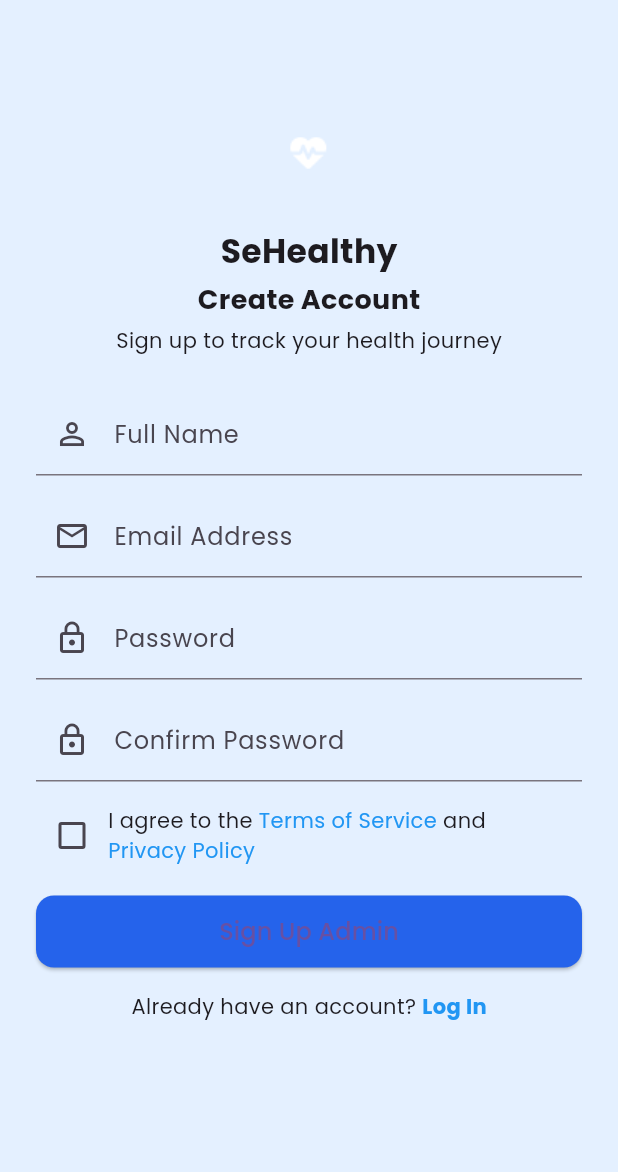
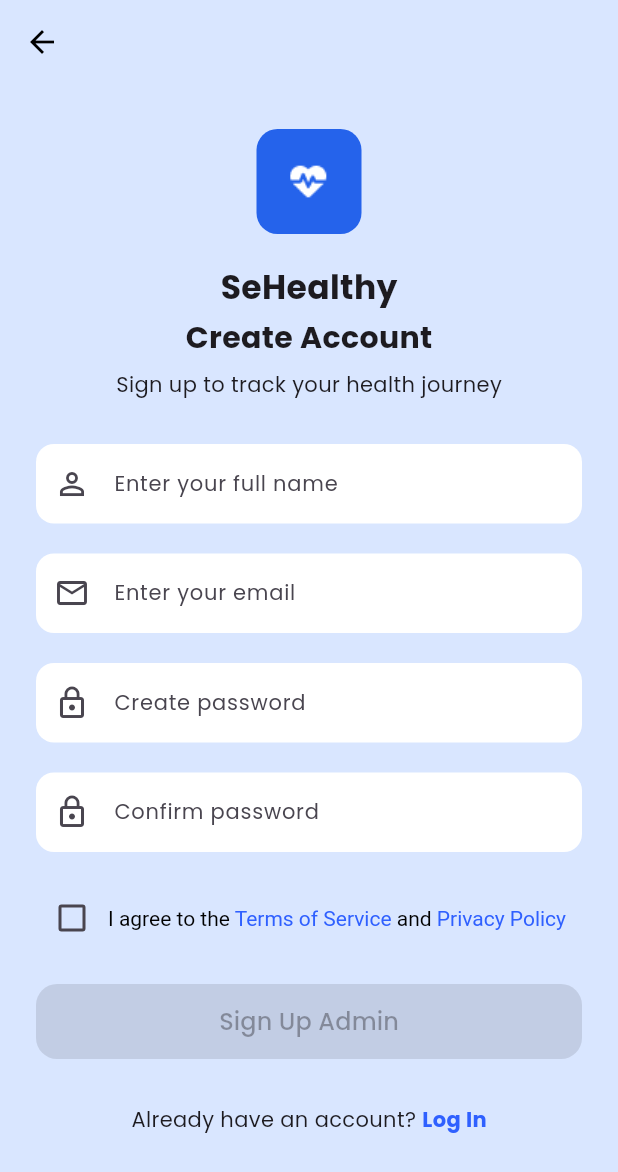
Before and after one commit to ipaddr/MPLJJ25-138-KEL-6, a Flutter app: the AdminRegisterScreen screen opened directly, on a phone screen of 412 x 824 dp. Shown: the top 1172 px of the screen. Run offline on Flutter 3.47's test engine with Material 3 defaults, Android fonts, the phone set to English and light mode, and no system bars; our stand-ins replace cloud_firestore, firebase_auth, firebase_core, google_sign_in; accounts and stored records are empty.

Commit message:
perbaiki lagi dong

```diff
--- a/sehealthyapp/lib/screens/admin/admin_register_screen.dart
+++ b/sehealthyapp/lib/screens/admin/admin_register_screen.dart
@@ -1,4 +1,6 @@
 import 'package:flutter/material.dart';
+import 'admin_onboarding.dart'; // Import OnboardingAdminScreen
+import 'admin_login.dart'; // Import AdminLoginScreen untuk Log In
 
 class AdminRegisterScreen extends StatefulWidget {
   const AdminRegisterScreen({Key? key}) : super(key: key);
@@ -23,8 +25,7 @@ class _AdminRegisterScreenState extends State<AdminRegisterScreen> {
         );
         return;
       }
-      // TODO: Implement Firebase register logic
-      // Gunakan emailController.text, passwordController.text, dll
+      // TODO: Implement Firebase register logic here
     }
   }
 
@@ -37,112 +38,195 @@ class _AdminRegisterScreenState extends State<AdminRegisterScreen> {
     super.dispose();
   }
 
+  Widget buildTextField({
+    required TextEditingController controller,
+    required String hint,
+    required IconData icon,
+    bool obscure = false,
+  }) {
+    return TextFormField(
+      controller: controller,
+      obscureText: obscure,
+      style: const TextStyle(fontSize: 14),
+      decoration: InputDecoration(
+        hintText: hint,
+        prefixIcon: Icon(icon),
+        filled: true,
+        fillColor: Colors.white,
+        contentPadding: const EdgeInsets.symmetric(horizontal: 16, vertical: 16),
+        border: OutlineInputBorder(
+          borderRadius: BorderRadius.circular(12),
+          borderSide: BorderSide.none,
+        ),
+      ),
+      validator: (value) {
+        if (value == null || value.isEmpty) {
+          return 'Required';
+        }
+        if (obscure && value.length < 6) {
+          return 'Minimum 6 characters';
+        }
+        if (controller == confirmPasswordController && value != passwordController.text) {
+          return 'Passwords do not match';
+        }
+        return null;
+      },
+    );
+  }
+
   @override
   Widget build(BuildContext context) {
     return Scaffold(
-      backgroundColor: const Color(0xFFE4F0FF),
+      backgroundColor: const Color(0xFFD9E6FF), // Warna biru muda sesuai gambar
+      appBar: AppBar(
+        backgroundColor: const Color(0xFFD9E6FF),
+        elevation: 0,
+        leading: IconButton(
+          icon: const Icon(Icons.arrow_back, color: Colors.black),
+          onPressed: () {
+            Navigator.pushReplacement(
+              context,
+              MaterialPageRoute(builder: (_) => const OnboardingAdminScreen()),
+            );
+          },
+        ),
+      ),
       body: SingleChildScrollView(
-        padding: const EdgeInsets.all(24),
+        padding: const EdgeInsets.symmetric(horizontal: 24),
         child: Form(
           key: _formKey,
           child: Column(
             children: [
-              const SizedBox(height: 48),
-              Image.asset('assets/images/logo1.png', width: 60),
+              const SizedBox(height: 30),
+              Container(
+                decoration: BoxDecoration(
+                  color: const Color(0xFF2563EB),
+                  borderRadius: BorderRadius.circular(14),
+                ),
+                padding: const EdgeInsets.all(10),
+                child: Image.asset('assets/images/logo1.png', width: 50, height: 50),
+              ),
               const SizedBox(height: 20),
-              const Text('SeHealthy', style: TextStyle(fontSize: 22, fontWeight: FontWeight.bold)),
+              const Text(
+                'SeHealthy',
+                style: TextStyle(fontSize: 22, fontWeight: FontWeight.bold),
+              ),
               const SizedBox(height: 4),
               const Text(
                 'Create Account',
-                style: TextStyle(fontSize: 18, fontWeight: FontWeight.w600),
+                style: TextStyle(fontSize: 20, fontWeight: FontWeight.bold),
               ),
-              const SizedBox(height: 4),
-              const Text('Sign up to track your health journey', style: TextStyle(fontSize: 14)),
+              const SizedBox(height: 6),
+              const Text(
+                'Sign up to track your health journey',
+                style: TextStyle(fontSize: 14),
+              ),
+              const SizedBox(height: 30),
 
-              const SizedBox(height: 24),
-              TextFormField(
+              buildTextField(
                 controller: nameController,
-                decoration: const InputDecoration(
-                  labelText: 'Full Name',
-                  prefixIcon: Icon(Icons.person_outline),
-                ),
-                validator: (val) => val!.isEmpty ? 'Required' : null,
+                hint: 'Enter your full name',
+                icon: Icons.person_outline,
               ),
-              const SizedBox(height: 12),
-              TextFormField(
+              const SizedBox(height: 20),
+
+              buildTextField(
                 controller: emailController,
-                decoration: const InputDecoration(
-                  labelText: 'Email Address',
-                  prefixIcon: Icon(Icons.email_outlined),
-                ),
-                validator: (val) => val!.isEmpty ? 'Required' : null,
+                hint: 'Enter your email',
+                icon: Icons.email_outlined,
               ),
-              const SizedBox(height: 12),
-              TextFormField(
+              const SizedBox(height: 20),
+
+              buildTextField(
                 controller: passwordController,
-                obscureText: true,
-                decoration: const InputDecoration(
-                  labelText: 'Password',
-                  prefixIcon: Icon(Icons.lock_outline),
-                ),
-                validator: (val) => val!.length < 6 ? 'Minimum 6 characters' : null,
+                hint: 'Create password',
+                icon: Icons.lock_outline,
+                obscure: true,
               ),
-              const SizedBox(height: 12),
-              TextFormField(
+              const SizedBox(height: 20),
+
+              buildTextField(
                 controller: confirmPasswordController,
-                obscureText: true,
-                decoration: const InputDecoration(
-                  labelText: 'Confirm Password',
-                  prefixIcon: Icon(Icons.lock_outline),
-                ),
-                validator: (val) => val != passwordController.text ? 'Passwords do not match' : null,
+                hint: 'Confirm password',
+                icon: Icons.lock_outline,
+                obscure: true,
               ),
-              const SizedBox(height: 12),
+              const SizedBox(height: 20),
+
               Row(
                 children: [
                   Checkbox(
                     value: agreeTerms,
-                    onChanged: (value) => setState(() => agreeTerms = value ?? false),
+                    onChanged: (value) {
+                      setState(() {
+                        agreeTerms = value ?? false;
+                      });
+                    },
                   ),
                   Expanded(
-                    child: Wrap(
-                      children: const [
-                        Text('I agree to the '),
-                        Text('Terms of Service', style: TextStyle(color: Colors.blue)),
-                        Text(' and '),
-                        Text('Privacy Policy', style: TextStyle(color: Colors.blue)),
-                      ],
+                    child: RichText(
+                      text: const TextSpan(
+                        style: TextStyle(color: Colors.black, fontSize: 14),
+                        children: [
+                          TextSpan(text: 'I agree to the '),
+                          TextSpan(
+                            text: 'Terms of Service',
+                            style: TextStyle(color: Color(0xFF2F60FF)),
+                          ),
+                          TextSpan(text: ' and '),
+                          TextSpan(
+                            text: 'Privacy Policy',
+                            style: TextStyle(color: Color(0xFF2F60FF)),
+                          ),
+                        ],
+                      ),
                     ),
                   ),
                 ],
               ),
-              const SizedBox(height: 16),
+              const SizedBox(height: 20),
+
               SizedBox(
                 width: double.infinity,
-                height: 48,
+                height: 50,
                 child: ElevatedButton(
-                  onPressed: _onRegister,
+                  onPressed: agreeTerms ? _onRegister : null,
                   style: ElevatedButton.styleFrom(
                     backgroundColor: const Color(0xFF2563EB),
-                    shape: RoundedRectangleBorder(borderRadius: BorderRadius.circular(12)),
+                    shape: RoundedRectangleBorder(
+                      borderRadius: BorderRadius.circular(14),
+                    ),
                   ),
-                  child: const Text('Sign Up Admin', style: TextStyle(fontSize: 16)),
+                  child: const Text(
+                    'Sign Up Admin',
+                    style: TextStyle(fontSize: 16),
+                  ),
                 ),
               ),
-              const SizedBox(height: 16),
+              const SizedBox(height: 30),
+
               Row(
                 mainAxisAlignment: MainAxisAlignment.center,
                 children: [
                   const Text('Already have an account? '),
                   GestureDetector(
-                    onTap: () => Navigator.pop(context), // Kembali ke login
+                    onTap: () {
+                      Navigator.pushReplacement(
+                        context,
+                        MaterialPageRoute(builder: (_) => const AdminLoginScreen()),
+                      );
+                    },
                     child: const Text(
                       'Log In',
-                      style: TextStyle(color: Colors.blue, fontWeight: FontWeight.bold),
+                      style: TextStyle(
+                        color: Color(0xFF2F60FF),
+                        fontWeight: FontWeight.bold,
+                      ),
                     ),
                   )
                 ],
-              )
+              ),
+              const SizedBox(height: 20),
             ],
           ),
         ),
```
Also changed, not shown: sehealthyapp/lib/screens/admin/admin_login.dart (+12 -5 lines), sehealthyapp/lib/screens/onboarding_screen.dart (+12 -6 lines), sehealthyapp/lib/screens/register_screen.dart (+23 -21 lines).
